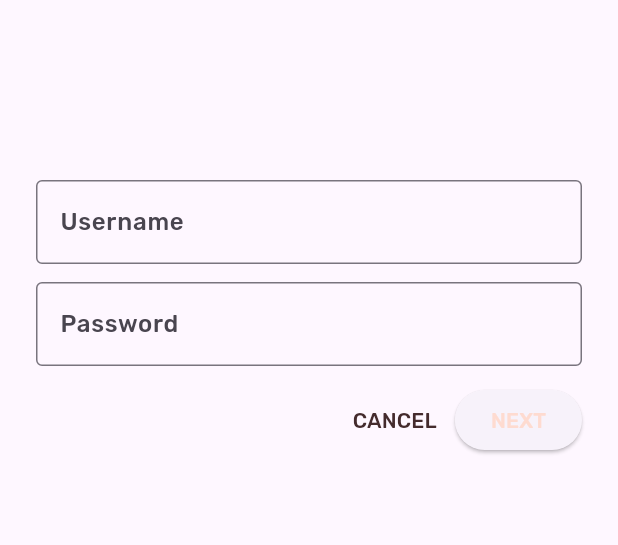
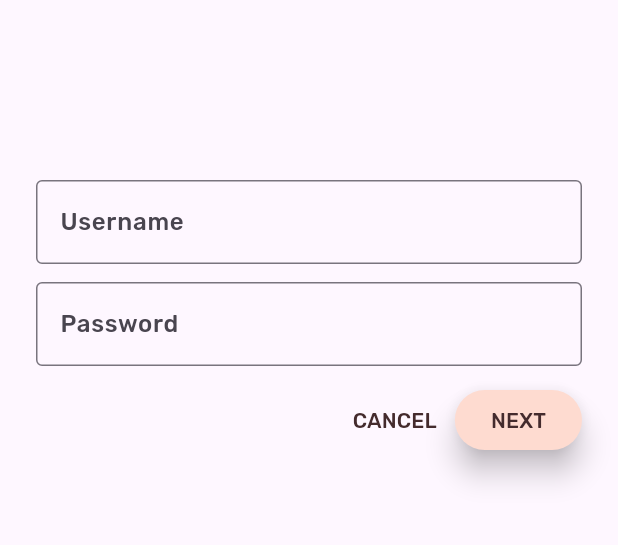
Before and after one commit to jay3272/mdc_100_series, a Flutter app: the screen it shows after launch, on a phone screen of 412 x 824 dp, the part 243-788 px from its top. Run offline on Flutter 3.47's test engine with Material 3 defaults, Android fonts, the phone set to English and light mode, and no system bars.

```diff
--- a/103-starter_and_102-complete/mdc_100_series/lib/login.dart
+++ b/103-starter_and_102-complete/mdc_100_series/lib/login.dart
@@ -13,6 +13,7 @@
 // limitations under the License.
 
 import 'package:flutter/material.dart';
+import 'colors.dart';
 
 class LoginPage extends StatefulWidget {
   const LoginPage({Key? key}) : super(key: key);
@@ -81,6 +82,11 @@ class _LoginPageState extends State<LoginPage> {
                   onPressed: () {
                     Navigator.pop(context);
                   },
+                  style: ElevatedButton.styleFrom(
+                    foregroundColor: kShrineBrown900,
+                    backgroundColor: kShrinePink100,
+                    elevation: 8.0,
+                  ),
                 ),
               ],
             ),
```
